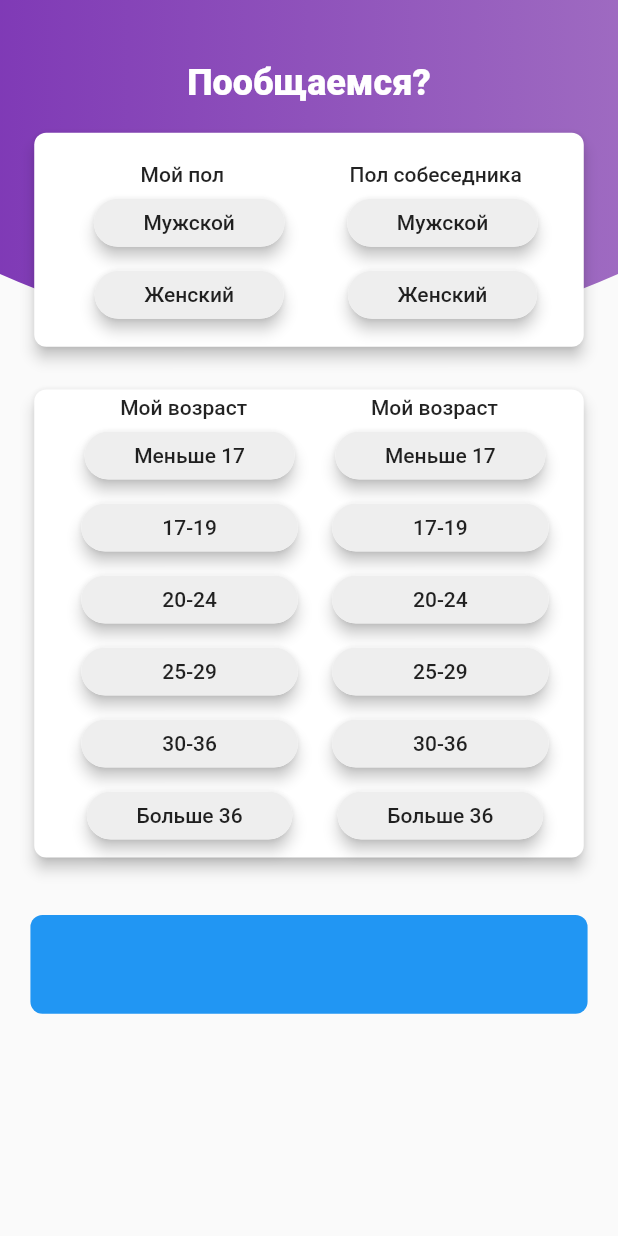
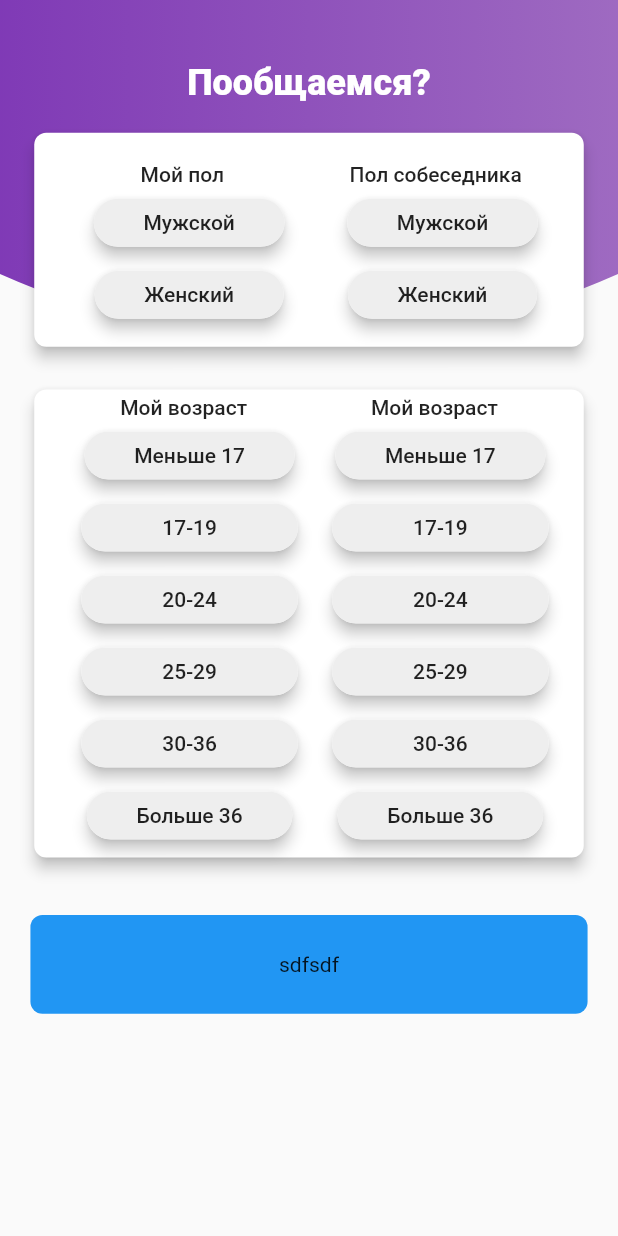
Before and after one commit to justitman123/android, a Flutter app: the screen it shows after launch, on a phone screen of 412 x 824 dp. Run offline on Flutter 3.47's test engine with Material 2 defaults, Android fonts, the phone set to English and light mode, and no system bars; Roboto replaces fonts that are missing (Exo2); project files that could hold a hidden picture were left out.

Commit message:
ываываыв

```diff
--- a/lib/input_page/input_page.dart
+++ b/lib/input_page/input_page.dart
@@ -81,6 +81,6 @@ class InputPageState extends State<InputPage> with TickerProviderStateMixin {
   }
 
   _goToResultPage() async {
-    return Container();
+    return Scaffold();
   }
 }
--- a/lib/input_page/pacman_slider.dart
+++ b/lib/input_page/pacman_slider.dart
@@ -1,7 +1,5 @@
 import 'package:bmi_calculator/widget_utils.dart';
 import 'package:flutter/material.dart';
-
-const double _sliderHorizontalMargin = 24.0;
 
 class PacmanSlider extends StatefulWidget {
   final VoidCallback onSubmit;
@@ -16,17 +14,12 @@ class PacmanSlider extends StatefulWidget {
 
 class _PacmanSliderState extends State<PacmanSlider>
     with TickerProviderStateMixin {
-  double _pacmanPosition = 24.0;
   Animation<BorderRadius> _bordersAnimation;
   Animation<double> _submitWidthAnimation;
-  AnimationController pacmanMovementController;
-  Animation<double> pacmanAnimation;
 
   @override
   void initState() {
     super.initState();
-    pacmanMovementController =
-        AnimationController(vsync: this, duration: Duration(milliseconds: 400));
     _bordersAnimation = BorderRadiusTween(
       begin: BorderRadius.circular(8.0),
       end: BorderRadius.circular(50.0),
@@ -38,23 +31,13 @@ class _PacmanSliderState extends State<PacmanSlider>
 
   @override
   void dispose() {
-    pacmanMovementController.dispose();
     super.dispose();
   }
-
-  double get width => _submitWidthAnimation?.value ?? 0.0;
 
   @override
   Widget build(BuildContext context) {
     return LayoutBuilder(
       builder: (context, constraints) {
-        _submitWidthAnimation = Tween<double>(
-          begin: constraints.maxWidth,
-          end: screenAwareSize(52.0, context),
-        ).animate(CurvedAnimation(
-          parent: widget.submitAnimationController,
-          curve: Interval(0.05, 0.15),
-        ));
         return AnimatedBuilder(
           animation: widget.submitAnimationController,
           builder: (context, child) {
@@ -65,22 +48,15 @@ class _PacmanSliderState extends State<PacmanSlider>
 
             return Center(
               child: Container(
-                height: screenAwareSize(52.0, context),
-                width: width,
-                decoration: decoration,
-                child: _submitWidthAnimation.isDismissed
-                    ? GestureDetector(
-                        behavior: HitTestBehavior.translucent,
-                        onTap: () => widget?.onSubmit(),
-//                        child: Stack(
-//                          alignment: Alignment.centerRight,
-//                          children: <Widget>[
-////                            _drawPacman(),
-//                          ],
-//                        ),
-                      )
-                    : Container(),
-              ),
+                  height: screenAwareSize(52.0, context),
+                  decoration: decoration,
+                  child: GestureDetector(
+                    behavior: HitTestBehavior.translucent,
+                    onTap: () => widget?.onSubmit(),
+                    child: Center(
+                      child: Text('sdfsdf'),
+                    ),
+                  )),
             );
           },
         );
```
